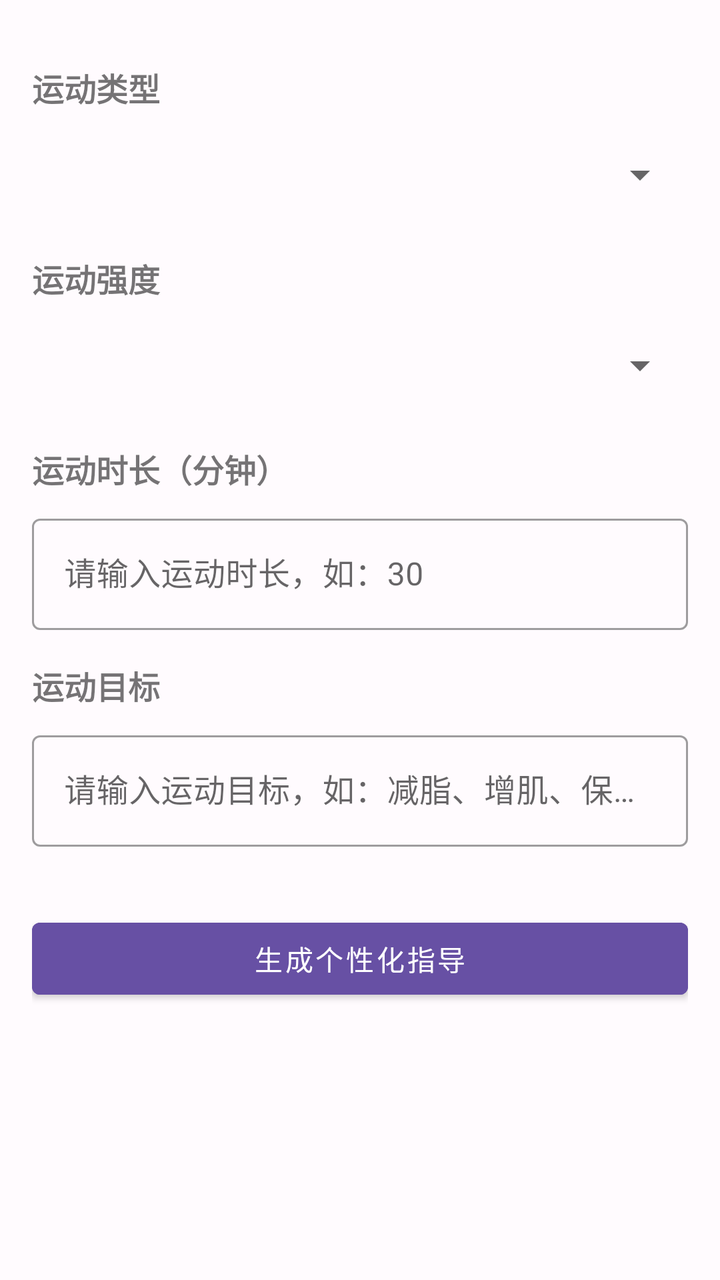
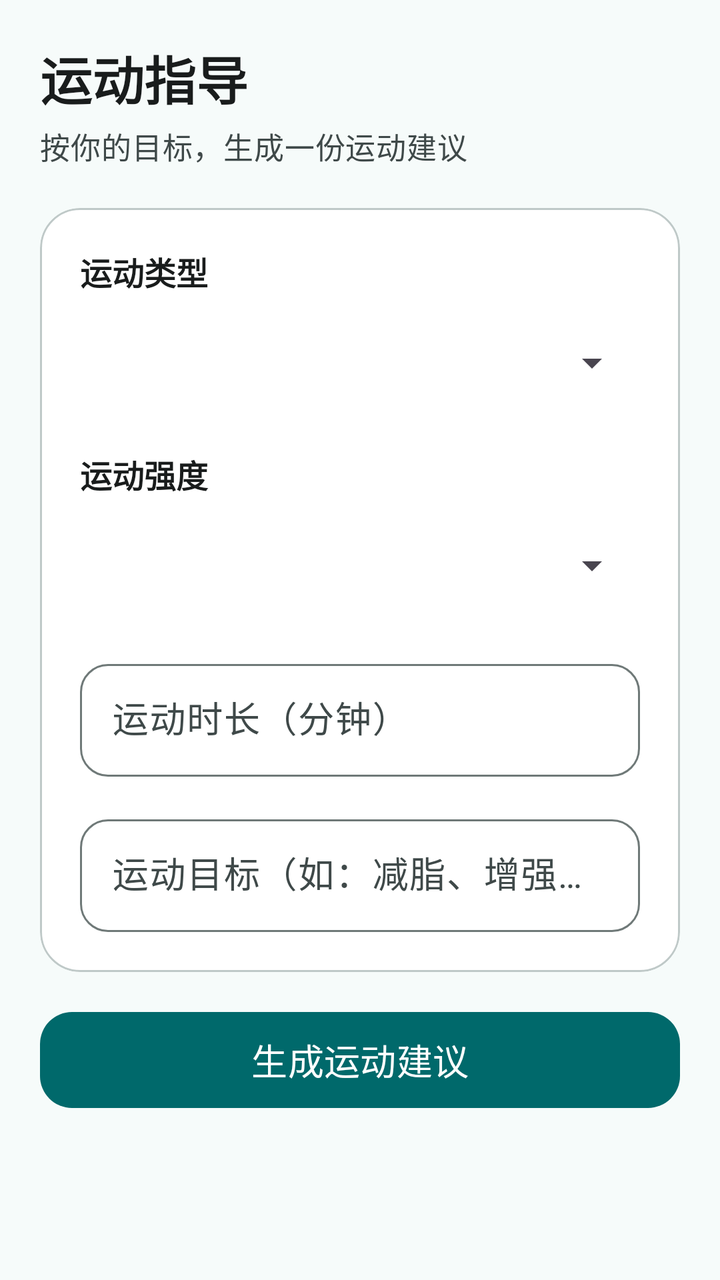

An Android layout rendered at two revisions. The XML below is the earlier revision; the diff shows what the commit changed to produce the second picture.
<!-- AndroidManifest.xml: application theme Theme.AIHealth_ALL -->
<!-- res/layout/fragment_sport_guide.xml -->
<?xml version="1.0" encoding="utf-8"?>
<ScrollView xmlns:android="http://schemas.android.com/apk/res/android"
    xmlns:app="http://schemas.android.com/apk/res-auto"
    android:layout_width="match_parent"
    android:layout_height="match_parent"
    android:padding="16dp">

    <LinearLayout
        android:layout_width="match_parent"
        android:layout_height="wrap_content"
        android:orientation="vertical">

        
        <TextView
            android:layout_width="match_parent"
            android:layout_height="wrap_content"
            android:layout_marginTop="16dp"
            android:text="运动类型"
            android:textSize="16sp"
            android:textStyle="bold" />

        <Spinner
            android:id="@+id/sp_sport_type"
            android:layout_width="match_parent"
            android:layout_height="48dp"
            android:layout_marginTop="8dp" />

        
        <TextView
            android:layout_width="match_parent"
            android:layout_height="wrap_content"
            android:layout_marginTop="16dp"
            android:text="运动强度"
            android:textSize="16sp"
            android:textStyle="bold" />

        <Spinner
            android:id="@+id/sp_intensity"
            android:layout_width="match_parent"
            android:layout_height="48dp"
            android:layout_marginTop="8dp" />

        
        <TextView
            android:layout_width="match_parent"
            android:layout_height="wrap_content"
            android:layout_marginTop="16dp"
            android:text="运动时长（分钟）"
            android:textSize="16sp"
            android:textStyle="bold" />

        <com.google.android.material.textfield.TextInputLayout
            android:layout_width="match_parent"
            android:layout_height="wrap_content"
            android:layout_marginTop="8dp"
            style="@style/Widget.MaterialComponents.TextInputLayout.OutlinedBox">

            <com.google.android.material.textfield.TextInputEditText
                android:id="@+id/et_duration"
                android:layout_width="match_parent"
                android:layout_height="wrap_content"
                android:hint="请输入运动时长，如：30"
                android:inputType="number" />

        </com.google.android.material.textfield.TextInputLayout>

        
        <TextView
            android:layout_width="match_parent"
            android:layout_height="wrap_content"
            android:layout_marginTop="16dp"
            android:text="运动目标"
            android:textSize="16sp"
            android:textStyle="bold" />

        <com.google.android.material.textfield.TextInputLayout
            android:layout_width="match_parent"
            android:layout_height="wrap_content"
            android:layout_marginTop="8dp"
            style="@style/Widget.MaterialComponents.TextInputLayout.OutlinedBox">

            <com.google.android.material.textfield.TextInputEditText
                android:id="@+id/et_goal"
                android:layout_width="match_parent"
                android:layout_height="wrap_content"
                android:hint="请输入运动目标，如：减脂、增肌、保持健康" />

        </com.google.android.material.textfield.TextInputLayout>

        
        <Button
            android:id="@+id/btn_generate_guide"
            android:layout_width="match_parent"
            android:layout_height="48dp"
            android:layout_marginTop="32dp"
            android:text="生成个性化指导"
            android:backgroundTint="@color/primary"
            android:textColor="@color/white"
            style="@style/Widget.MaterialComponents.Button" />

        
        <TextView
            android:id="@+id/tv_guide_result"
            android:layout_width="match_parent"
            android:layout_height="wrap_content"
            android:layout_marginTop="24dp"
            android:padding="16dp"
            android:background="@drawable/bg_rounded_corner"
            android:visibility="gone"
            android:textSize="14sp"
            android:lineSpacingExtra="4dp" />

    </LinearLayout>
</ScrollView>
<!-- resources referenced by this layout -->
<resources>
  <color name="primary">#6750A4</color>
  <color name="white">#FFFFFF</color>
  <!-- drawable bg_rounded_corner (drawable) -->
  <?xml version="1.0" encoding="utf-8"?>
  <shape xmlns:android="http://schemas.android.com/apk/res/android">
      <solid android:color="@color/surface" />
      <stroke android:width="1dp" android:color="@color/outline" />
      <corners android:radius="8dp" />
  </shape>
  <style name="Theme.AIHealth_ALL" parent="Theme.MaterialComponents.DayNight.NoActionBar">
          
          <item name="colorPrimary">@color/primary</item>
          <item name="colorPrimaryVariant">@color/primary_dark</item>
          <item name="colorOnPrimary">@color/white</item>
  
          
          <item name="colorSecondary">@color/secondary</item>
          <item name="colorSecondaryVariant">@color/secondary_dark</item>
          <item name="colorOnSecondary">@color/white</item>
  
          
          <item name="android:statusBarColor">?attr/colorPrimaryVariant</item>
  
          
          <item name="android:windowBackground">@color/background</item>
  
          
          <item name="materialButtonStyle">@style/Widget.MaterialComponents.Button</item>
          <item name="materialButtonOutlinedStyle">@style/Widget.MaterialComponents.Button.OutlinedButton</item>
      </style>
  <color name="surface">#FFFBFE</color>
  <color name="outline">#79747E</color>
  <color name="primary_dark">#4F378B</color>
  <color name="secondary">#625B71</color>
  <color name="secondary_dark">#4A4458</color>
  <color name="background">#FFFBFE</color>
</resources>

<!-- the commit's change to res/layout/fragment_sport_guide.xml (unified diff, before → after) -->
@@ -3,112 +3,129 @@
     xmlns:app="http://schemas.android.com/apk/res-auto"
     android:layout_width="match_parent"
     android:layout_height="match_parent"
-    android:padding="16dp">
+    android:background="@color/background"
+    android:paddingHorizontal="20dp"
+    android:paddingTop="20dp"
+    android:paddingBottom="28dp"
+    android:fillViewport="true">
 
     <LinearLayout
         android:layout_width="match_parent"
         android:layout_height="wrap_content"
         android:orientation="vertical">
 
-        
         <TextView
             android:layout_width="match_parent"
             android:layout_height="wrap_content"
-            android:layout_marginTop="16dp"
-            android:text="运动类型"
-            android:textSize="16sp"
-            android:textStyle="bold" />
+            android:text="运动指导"
+            style="@style/TextAppearance.AIHealth.Headline" />
 
-        <Spinner
-            android:id="@+id/sp_sport_type"
-            android:layout_width="match_parent"
-            android:layout_height="48dp"
-            android:layout_marginTop="8dp" />
-
-        
         <TextView
             android:layout_width="match_parent"
             android:layout_height="wrap_content"
-            android:layout_marginTop="16dp"
-            android:text="运动强度"
-            android:textSize="16sp"
-            android:textStyle="bold" />
+            android:layout_marginTop="4dp"
+            android:text="按你的目标，生成一份运动建议"
+            style="@style/TextAppearance.AIHealth.Caption" />
 
-        <Spinner
-            android:id="@+id/sp_intensity"
+        <com.google.android.material.card.MaterialCardView
             android:layout_width="match_parent"
-            android:layout_height="48dp"
-            android:layout_marginTop="8dp" />
+            android:layout_height="wrap_content"
+            android:layout_marginTop="20dp"
+            style="@style/Widget.AIHealth.Card">
 
-        
-        <TextView
+            <LinearLayout
+                android:layout_width="match_parent"
+                android:layout_height="wrap_content"
+                android:orientation="vertical"
+                android:padding="20dp">
+
+                <TextView
+                    android:layout_width="match_parent"
+                    android:layout_height="wrap_content"
+                    android:text="运动类型"
+                    android:textSize="16sp"
+                    android:textStyle="bold"
+                    android:textColor="@color/on_surface"
+                    android:layout_marginBottom="6dp" />
+
+                <Spinner
+                    android:id="@+id/sp_sport_type"
+                    android:layout_width="match_parent"
+                    android:layout_height="56dp"
+                    android:layout_marginBottom="16dp" />
+
+                <TextView
+                    android:layout_width="match_parent"
+                    android:layout_height="wrap_content"
+                    android:text="运动强度"
+                    android:textSize="16sp"
+                    android:textStyle="bold"
+                    android:textColor="@color/on_surface"
+                    android:layout_marginBottom="6dp" />
+
+                <Spinner
+                    android:id="@+id/sp_intensity"
+                    android:layout_width="match_parent"
+                    android:layout_height="56dp"
+                    android:layout_marginBottom="16dp" />
+
+                <com.google.android.material.textfield.TextInputLayout
+                    android:layout_width="match_parent"
+                    android:layout_height="wrap_content"
+                    android:layout_marginBottom="16dp"
+                    android:hint="运动时长（分钟）"
+                    style="@style/Widget.AIHealth.TextInputLayout">
+
+                    <com.google.android.material.textfield.TextInputEditText
+                        android:id="@+id/et_duration"
+                        android:layout_width="match_parent"
+                        android:layout_height="wrap_content"
+                        android:inputType="number"
+                        android:maxLines="1"
+                        style="@style/Widget.AIHealth.TextInputEditText" />
+                </com.google.android.material.textfield.TextInputLayout>
+
+                <com.google.android.material.textfield.TextInputLayout
+                    android:layout_width="match_parent"
+                    android:layout_height="wrap_content"
+                    android:hint="运动目标（如：减脂、增强体力）"
+                    style="@style/Widget.AIHealth.TextInputLayout">
+
+                    <com.google.android.material.textfield.TextInputEditText
+                        android:id="@+id/et_goal"
+                        android:layout_width="match_parent"
+                        android:layout_height="wrap_content"
+                        android:inputType="text"
+                        android:maxLines="1"
+                        style="@style/Widget.AIHealth.TextInputEditText" />
+                </com.google.android.material.textfield.TextInputLayout>
+            </LinearLayout>
+        </com.google.android.material.card.MaterialCardView>
+
+        <com.google.android.material.button.MaterialButton
+            android:id="@+id/btn_generate_guide"
             android:layout_width="match_parent"
             android:layout_height="wrap_content"
             android:layout_marginTop="16dp"
-            android:text="运动时长（分钟）"
-            android:textSize="16sp"
-            android:textStyle="bold" />
+            android:text="生成运动建议"
+            style="@style/Widget.AIHealth.Button" />
 
-        <com.google.android.material.textfield.TextInputLayout
-            android:layout_width="match_parent"
-            android:layout_height="wrap_content"
-            android:layout_marginTop="8dp"
-            style="@style/Widget.MaterialComponents.TextInputLayout.OutlinedBox">
-
-            <com.google.android.material.textfield.TextInputEditText
-                android:id="@+id/et_duration"
-                android:layout_width="match_parent"
-                android:layout_height="wrap_content"
-                android:hint="请输入运动时长，如：30"
-                android:inputType="number" />
-
-        </com.google.android.material.textfield.TextInputLayout>
-
-        
-        <TextView
+        <com.google.android.material.card.MaterialCardView
+            android:id="@+id/card_guide_result"
             android:layout_width="match_parent"
             android:layout_height="wrap_content"
             android:layout_marginTop="16dp"
-            android:text="运动目标"
-            android:textSize="16sp"
-            android:textStyle="bold" />
+            android:visibility="gone"
+            style="@style/Widget.AIHealth.Card">
 
-        <com.google.android.material.textfield.TextInputLayout
-            android:layout_width="match_parent"
-            android:layout_height="wrap_content"
-            android:layout_marginTop="8dp"
-            style="@style/Widget.MaterialComponents.TextInputLayout.OutlinedBox">
-
-            <com.google.android.material.textfield.TextInputEditText
-                android:id="@+id/et_goal"
+            <TextView
+                android:id="@+id/tv_guide_result"
                 android:layout_width="match_parent"
                 android:layout_height="wrap_content"
-                android:hint="请输入运动目标，如：减脂、增肌、保持健康" />
-
-        </com.google.android.material.textfield.TextInputLayout>
-
-        
-        <Button
-            android:id="@+id/btn_generate_guide"
-            android:layout_width="match_parent"
-            android:layout_height="48dp"
-            android:layout_marginTop="32dp"
-            android:text="生成个性化指导"
-            android:backgroundTint="@color/primary"
-            android:textColor="@color/white"
-            style="@style/Widget.MaterialComponents.Button" />
-
-        
-        <TextView
-            android:id="@+id/tv_guide_result"
-            android:layout_width="match_parent"
-            android:layout_height="wrap_content"
-            android:layout_marginTop="24dp"
-            android:padding="16dp"
-            android:background="@drawable/bg_rounded_corner"
-            android:visibility="gone"
-            android:textSize="14sp"
-            android:lineSpacingExtra="4dp" />
-
+                android:padding="18dp"
+                android:textSize="17sp"
+                android:textColor="@color/on_surface"
+                android:lineSpacingExtra="5dp" />
+        </com.google.android.material.card.MaterialCardView>
     </LinearLayout>
 </ScrollView>
<!-- resource entries referenced after the edit -->
@@ -1,40 +1,130 @@
 <!-- resources referenced by this layout -->
 <resources>
-  <color name="primary">#6750A4</color>
-  <color name="white">#FFFFFF</color>
-  <!-- drawable bg_rounded_corner (drawable) -->
-  <?xml version="1.0" encoding="utf-8"?>
-  <shape xmlns:android="http://schemas.android.com/apk/res/android">
-      <solid android:color="@color/surface" />
-      <stroke android:width="1dp" android:color="@color/outline" />
-      <corners android:radius="8dp" />
-  </shape>
-  <style name="Theme.AIHealth_ALL" parent="Theme.MaterialComponents.DayNight.NoActionBar">
+  <color name="primary">#00696B</color>
+  <color name="on_primary">#FFFFFF</color>
+  <color name="primary_container">#9CF2F2</color>
+  <color name="on_primary_container">#002020</color>
+  <color name="primary_light">#9CF2F2</color>
+  <style name="Theme.AIHealth_ALL" parent="Theme.Material3.Light.NoActionBar">
           
           <item name="colorPrimary">@color/primary</item>
-          <item name="colorPrimaryVariant">@color/primary_dark</item>
-          <item name="colorOnPrimary">@color/white</item>
+          <item name="colorOnPrimary">@color/on_primary</item>
+          <item name="colorPrimaryContainer">@color/primary_container</item>
+          <item name="colorOnPrimaryContainer">@color/on_primary_container</item>
+          <item name="colorPrimaryInverse">@color/primary_light</item>
   
           
           <item name="colorSecondary">@color/secondary</item>
-          <item name="colorSecondaryVariant">@color/secondary_dark</item>
-          <item name="colorOnSecondary">@color/white</item>
+          <item name="colorOnSecondary">@color/on_secondary</item>
+          <item name="colorSecondaryContainer">@color/secondary_container</item>
+          <item name="colorOnSecondaryContainer">@color/on_secondary_container</item>
   
           
-          <item name="android:statusBarColor">?attr/colorPrimaryVariant</item>
+          <item name="colorTertiary">@color/tertiary</item>
+          <item name="colorOnTertiary">@color/on_tertiary</item>
+          <item name="colorTertiaryContainer">@color/tertiary_container</item>
+          <item name="colorOnTertiaryContainer">@color/on_tertiary_container</item>
+  
+          
+          <item name="colorError">@color/error</item>
+          <item name="colorOnError">@color/on_error</item>
+          <item name="colorErrorContainer">@color/error_container</item>
+          <item name="colorOnErrorContainer">@color/on_error_container</item>
+  
+          
+          <item name="android:colorBackground">@color/background</item>
+          <item name="colorOnBackground">@color/on_background</item>
+          <item name="colorSurface">@color/surface</item>
+          <item name="colorOnSurface">@color/on_surface</item>
+          <item name="colorSurfaceVariant">@color/surface_variant</item>
+          <item name="colorOnSurfaceVariant">@color/on_surface_variant</item>
+          <item name="colorSurfaceInverse">@color/surface_container_highest</item>
+          <item name="colorOnSurfaceInverse">@color/on_surface_inverse</item>
+  
+          
+          <item name="colorOutline">@color/outline</item>
+          <item name="colorOutlineVariant">@color/outline_variant</item>
   
           
           <item name="android:windowBackground">@color/background</item>
+          <item name="android:statusBarColor">@color/primary</item>
+          <item name="android:navigationBarColor">@color/surface</item>
+          <item name="android:windowLightStatusBar">false</item>
   
           
-          <item name="materialButtonStyle">@style/Widget.MaterialComponents.Button</item>
-          <item name="materialButtonOutlinedStyle">@style/Widget.MaterialComponents.Button.OutlinedButton</item>
+          <item name="shapeAppearanceSmallComponent">@style/ShapeAppearance.AIHealth.Small</item>
+          <item name="shapeAppearanceMediumComponent">@style/ShapeAppearance.AIHealth.Medium</item>
+          <item name="shapeAppearanceLargeComponent">@style/ShapeAppearance.AIHealth.Large</item>
       </style>
-  <color name="surface">#FFFBFE</color>
-  <color name="outline">#79747E</color>
-  <color name="primary_dark">#4F378B</color>
-  <color name="secondary">#625B71</color>
-  <color name="secondary_dark">#4A4458</color>
-  <color name="background">#FFFBFE</color>
+  <color name="on_surface_variant">#3F4949</color>
+  <color name="surface_container_lowest">#FFFFFF</color>
+  <color name="outline_variant">#BFC9C8</color>
+  <color name="surface">#F6FBFA</color>
+  <color name="surface_variant">#DAE5E4</color>
+  <color name="surface_container_highest">#DEE4E4</color>
+  <color name="on_surface_inverse">#EFF1F1</color>
+  <color name="outline">#6F7978</color>
+  <style name="ShapeAppearance.AIHealth.Small" parent="">
+          <item name="cornerFamily">rounded</item>
+          <item name="cornerSize">12dp</item>
+      </style>
+  <style name="ShapeAppearance.AIHealth.Medium" parent="">
+          <item name="cornerFamily">rounded</item>
+          <item name="cornerSize">20dp</item>
+      </style>
+  <style name="ShapeAppearance.AIHealth.Large" parent="">
+          <item name="cornerFamily">rounded</item>
+          <item name="cornerSize">28dp</item>
+      </style>
+  <color name="secondary">#4A6363</color>
+  <color name="on_secondary">#FFFFFF</color>
+  <color name="secondary_container">#CDE8E8</color>
+  <color name="on_secondary_container">#051F1F</color>
+  <color name="tertiary">#8A5000</color>
+  <color name="on_tertiary">#FFFFFF</color>
+  <color name="tertiary_container">#FFDDB0</color>
+  <color name="on_tertiary_container">#2C1600</color>
+  <color name="error">#BA1A1A</color>
+  <color name="on_error">#FFFFFF</color>
+  <color name="error_container">#FFDAD6</color>
+  <color name="on_error_container">#410002</color>
+  <color name="on_background">#191C1C</color>
+  <color name="background">#F6FBFA</color>
+  <color name="on_surface">#191C1C</color>
+  <style name="TextAppearance.AIHealth.Caption" parent="TextAppearance.Material3.BodyMedium">
+          <item name="android:textSize">15sp</item>
+          <item name="android:textColor">@color/on_surface_variant</item>
+      </style>
+  <style name="TextAppearance.AIHealth.Headline" parent="TextAppearance.Material3.HeadlineMedium">
+          <item name="android:textSize">26sp</item>
+          <item name="android:textStyle">bold</item>
+          <item name="android:textColor">@color/on_surface</item>
+      </style>
+  <style name="Widget.AIHealth.Button" parent="Widget.Material3.Button">
+          <item name="android:minHeight">56dp</item>
+          <item name="android:textSize">18sp</item>
+          <item name="android:textAllCaps">false</item>
+          <item name="cornerRadius">16dp</item>
+      </style>
+  <style name="Widget.AIHealth.Card" parent="Widget.Material3.CardView.Elevated">
+          <item name="cardCornerRadius">20dp</item>
+          <item name="cardElevation">0dp</item>
+          <item name="cardBackgroundColor">@color/surface_container_lowest</item>
+          <item name="strokeWidth">1dp</item>
+          <item name="strokeColor">@color/outline_variant</item>
+      </style>
+  <style name="Widget.AIHealth.TextInputEditText" parent="Widget.Material3.TextInputEditText.OutlinedBox">
+          <item name="android:textSize">18sp</item>
+          <item name="android:minHeight">56dp</item>
+          <item name="android:paddingTop">16dp</item>
+          <item name="android:paddingBottom">16dp</item>
+      </style>
+  <style name="Widget.AIHealth.TextInputLayout" parent="Widget.Material3.TextInputLayout.OutlinedBox">
+          <item name="boxCornerRadiusTopStart">14dp</item>
+          <item name="boxCornerRadiusTopEnd">14dp</item>
+          <item name="boxCornerRadiusBottomStart">14dp</item>
+          <item name="boxCornerRadiusBottomEnd">14dp</item>
+          <item name="android:textSize">18sp</item>
+      </style>
 </resources>
 
